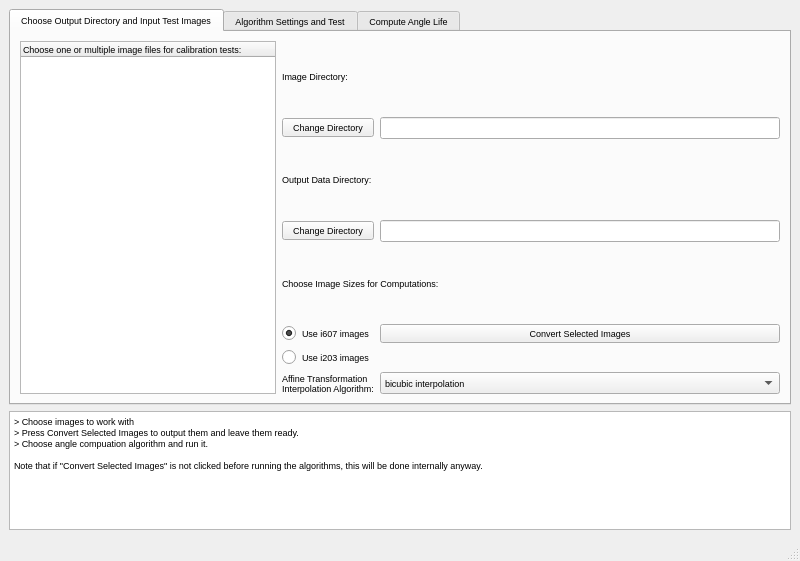
Oiangu9/Conical_Refraction_Polarimeter, file GUI/Design.ui: the form before one commit.
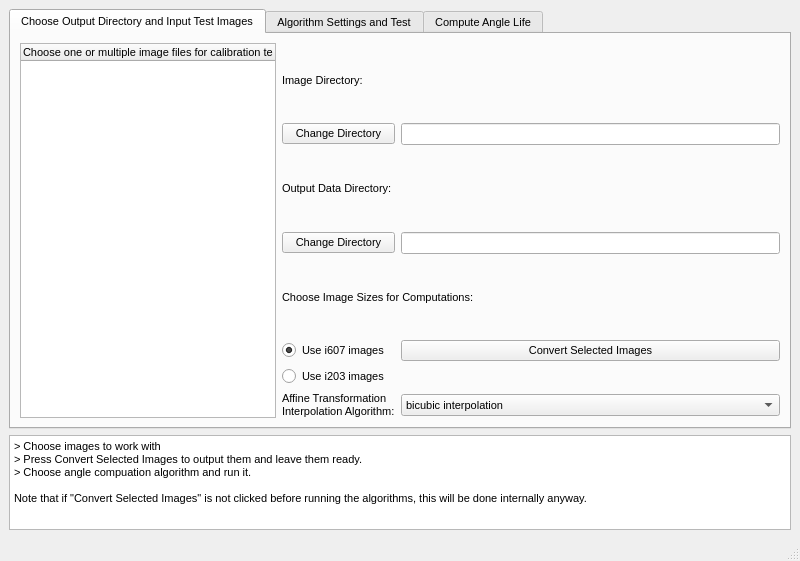
The form after the commit. The open tabs and pages were chosen to show the change.

Commit message: Dynamical font size with screen resolution

```diff
--- a/GUI/Design.ui
+++ b/GUI/Design.ui
@@ -18,7 +18,7 @@
   </property>
   <property name="font">
    <font>
-    <pointsize>7</pointsize>
+    <pointsize>8</pointsize>
     <weight>50</weight>
     <italic>false</italic>
     <bold>false</bold>
```
Left out of the diff: 4 changed lines with no effect on the pictures. The commit also changes 2 other files.
